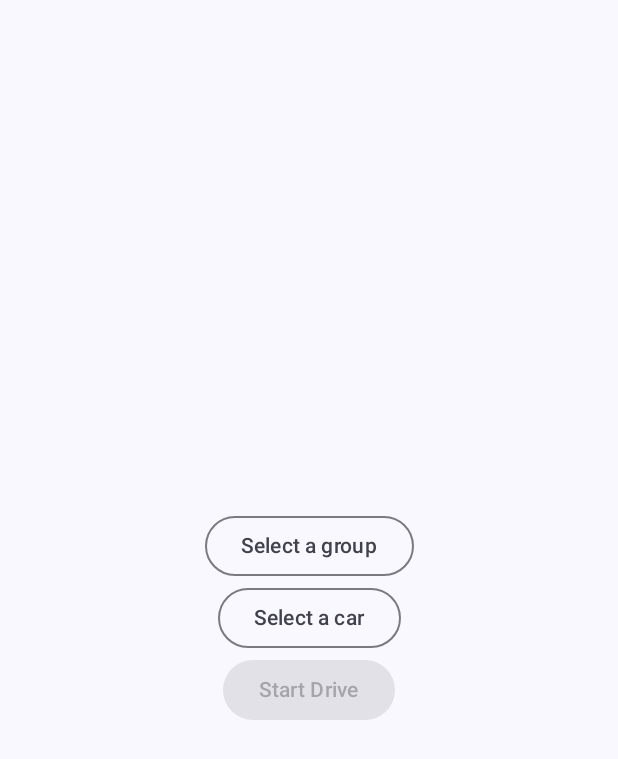
After one commit to Revilo1512/CarCarApp, an Android app built with Jetpack Compose: the composable PreDriveScreen shown on its own in the app's theme, on a phone screen of 412 x 824 dp. The commit adds this screen. Shown: the top 759 px of the screen. Run offline under Robolectric (Android 15) with nearby library versions, the phone set to English and light mode, and no system bars; 1 statement that could not run was skipped.

Commit message:
Added a Pre-Drive and Active Drive Screen. TODO: Post drive screen and how all that data is getting sent back to the server because me dumdum. Probably have to put the Active Drive bar into some other place in the

```diff
--- /dev/null
+++ b/AndroidApp/app/src/main/java/com/example/carcarapplication/ui/components/DropdownMenu.kt
@@ -0,0 +1,43 @@
+package com.example.carcarapplication.ui.components
+
+import androidx.compose.foundation.layout.Box
+import androidx.compose.material3.DropdownMenu
+import androidx.compose.material3.DropdownMenuItem
+import androidx.compose.material3.OutlinedButton
+import androidx.compose.material3.Text
+import androidx.compose.runtime.Composable
+import androidx.compose.runtime.getValue
+import androidx.compose.runtime.mutableStateOf
+import androidx.compose.runtime.remember
+import androidx.compose.runtime.setValue
+
+@Composable
+fun <T> DropdownMenuWithItems(
+    label: String,
+    items: List<T>,
+    selectedItem: T?,
+    onItemSelected: (T) -> Unit
+) {
+    var expanded by remember { mutableStateOf(false) }
+
+    Box {
+        OutlinedButton(onClick = { expanded = true }) {
+            Text(selectedItem?.toString() ?: label)
+        }
+
+        DropdownMenu(
+            expanded = expanded,
+            onDismissRequest = { expanded = false }
+        ) {
+            items.forEach { item ->
+                DropdownMenuItem(
+                    text = { Text(item.toString()) },
+                    onClick = {
+                        onItemSelected(item)
+                        expanded = false
+                    }
+                )
+            }
+        }
+    }
+}
--- /dev/null
+++ b/AndroidApp/app/src/main/java/com/example/carcarapplication/ui/screens/PreDriveScreen.kt
@@ -0,0 +1,104 @@
+package com.example.carcarapplication.ui.screens
+
+import DriveState
+import androidx.compose.foundation.layout.Arrangement
+import androidx.compose.foundation.layout.Column
+import androidx.compose.foundation.layout.fillMaxSize
+import androidx.compose.foundation.layout.padding
+import androidx.compose.material3.Button
+import androidx.compose.material3.Text
+import androidx.compose.runtime.Composable
+import androidx.compose.runtime.LaunchedEffect
+import androidx.compose.runtime.getValue
+import androidx.compose.runtime.mutableStateOf
+import androidx.compose.runtime.remember
+import androidx.compose.runtime.rememberCoroutineScope
+import androidx.compose.runtime.setValue
+import androidx.compose.ui.Alignment
+import androidx.compose.ui.Modifier
+import androidx.compose.ui.tooling.preview.Preview
+import androidx.compose.ui.unit.dp
+import com.example.carcarapplication.api_helpers.RetrofitClient
+import com.example.carcarapplication.data_classes.Car
+import com.example.carcarapplication.data_classes.Group
+import com.example.carcarapplication.ui.components.DropdownMenuWithItems
+import kotlinx.coroutines.launch
+
+@Composable
+fun PreDriveScreen(
+    onNavigateToHome: () -> Unit
+) {
+    val scope = rememberCoroutineScope()
+    var groups by remember { mutableStateOf<List<Group>>(emptyList()) }
+    var selectedGroup by remember { mutableStateOf<Group?>(null) }
+    var cars by remember { mutableStateOf<List<Car>>(emptyList()) }
+    var selectedCar by remember { mutableStateOf<Car?>(null) }
+
+    // Fetch groups
+    LaunchedEffect(Unit) {
+        scope.launch {
+            try {
+                groups = RetrofitClient.apiService.getGroupsOfUser(RetrofitClient.getUser().userID)
+            } catch (e: Exception) {
+                e.printStackTrace() // Handle error
+            }
+        }
+    }
+
+    Column(
+        verticalArrangement = Arrangement.Center,
+        horizontalAlignment = Alignment.CenterHorizontally,
+        modifier = Modifier
+            .fillMaxSize()
+            .padding(16.dp)
+    ) {
+        // Group Dropdown
+        DropdownMenuWithItems(
+            label = "Select Group",
+            items = groups.map { it.name },
+            selectedItem = selectedGroup?.name ?: "Select a group",
+            onItemSelected = { groupName ->
+                selectedGroup = groups.find { it.name == groupName}
+                cars = selectedGroup?.cars ?: listOf()
+                    // Fetch cars for the selected group
+                scope.launch {
+                    try {
+                        val groupDetails = RetrofitClient.apiService.getGroupById(selectedGroup!!.groupID)
+                    } catch (e: Exception) {
+                        e.printStackTrace()
+                    }
+                }
+            }
+        )
+
+        // Car Dropdown
+        DropdownMenuWithItems(
+            label = "Select Car",
+            items = if (cars.isEmpty()) listOf("No cars available") else cars.map { it.carName }, // Show placeholder if empty
+            selectedItem = selectedCar?.carName ?: "Select a car",
+            onItemSelected = { carName ->
+                selectedCar = cars.find { it.carName == carName } // Match selected car by name
+            }
+        )
+
+        // Start Drive Button
+        Button(
+            onClick = {
+                DriveState.isDriving.value = true
+                DriveState.startTime.longValue = System.currentTimeMillis()
+                onNavigateToHome()
+            },
+            enabled = selectedGroup != null && selectedCar != null
+        ) {
+            Text("Start Drive")
+        }
+    }
+}
+
+@Preview(showBackground = true)
+@Composable
+fun PreDrivePreView() {
+    PreDriveScreen(
+        onNavigateToHome = {}
+    )
+}
```
Also changed, not shown: AndroidApp/app/src/main/java/com/example/carcarapplication/ui/components/DrawerContent.kt (+4 -3 lines), AndroidApp/app/src/main/java/com/example/carcarapplication/ui/navigation/AppNavigation.kt (+38 -11 lines), AndroidApp/app/src/main/java/com/example/carcarapplication/ui/screens/DriveInfoScreen.kt (added, +47 -0 lines), AndroidApp/app/src/main/java/com/example/carcarapplication/ui/screens/HomeScreen.kt (+55 -18 lines), AndroidApp/app/src/main/java/com/example/carcarapplication/ui/utils/DriveState.kt (added, +7 -0 lines).
